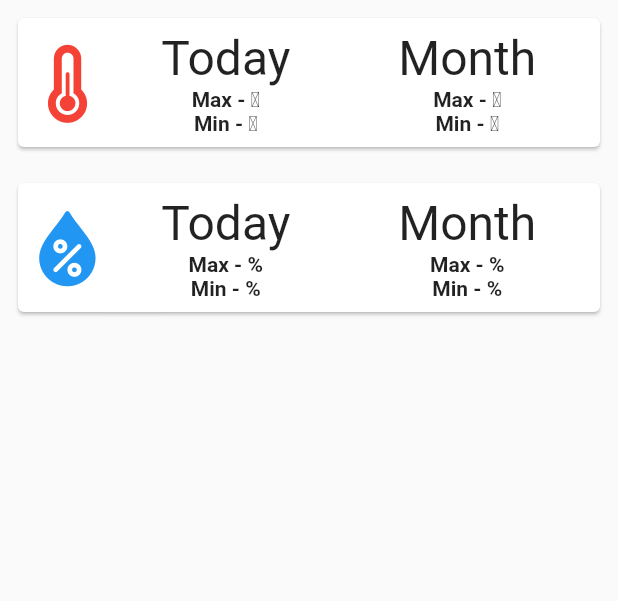
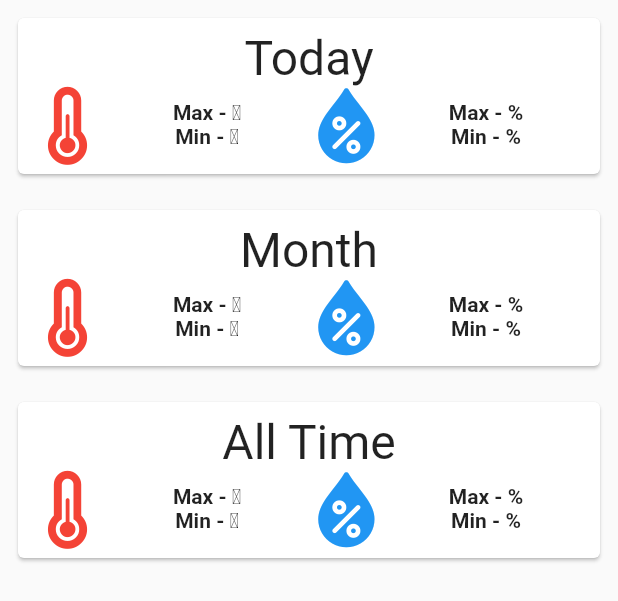
Before and after one commit to panosdim/temp_hum_station_app, a Flutter app: the DashboardWidget widget shown alone on an empty page, opened directly with empty values, on a phone screen of 412 x 824 dp. Shown: the top 601 px of the screen. Run offline on Flutter 3.47's test engine with Material 2 defaults, Android fonts, the phone set to English and light mode, and no system bars; network calls fail.

Commit message:
Rearrange Cards Layout and add new card.

```diff
--- a/lib/components/dashboard.dart
+++ b/lib/components/dashboard.dart
@@ -17,8 +17,18 @@ class DashboardWidget extends StatefulWidget {
 
 class _DashboardWidgetState extends State<DashboardWidget> {
   final f = new DateFormat('dd-MM-yyyy HH:00');
-  String _maxTempToday, _minTempToday, _maxTempMonth, _minTempMonth;
-  String _maxHumToday, _minHumToday, _maxHumMonth, _minHumMonth;
+  String _maxTempToday,
+      _minTempToday,
+      _maxTempMonth,
+      _minTempMonth,
+      _maxTempAllTime,
+      _minTempAllTime;
+  String _maxHumToday,
+      _minHumToday,
+      _maxHumMonth,
+      _minHumMonth,
+      _maxHumAllTime,
+      _minHumAllTime;
 
   @override
   void initState() {
@@ -84,6 +94,33 @@ class _DashboardWidgetState extends State<DashboardWidget> {
           .hum
           .toStringAsFixed(2);
     }
+
+    if (widget.sensorData.length == 0) {
+      _maxTempAllTime = "-";
+      _minTempAllTime = "-";
+      _maxHumAllTime = "-";
+      _minHumAllTime = "-";
+    } else {
+      _maxTempAllTime = widget.sensorData
+          .reduce((curr, next) => curr.temp > next.temp ? curr : next)
+          .temp
+          .toStringAsFixed(2);
+
+      _minTempAllTime = widget.sensorData
+          .reduce((curr, next) => curr.temp < next.temp ? curr : next)
+          .temp
+          .toStringAsFixed(2);
+
+      _maxHumAllTime = widget.sensorData
+          .reduce((curr, next) => curr.hum > next.hum ? curr : next)
+          .hum
+          .toStringAsFixed(2);
+
+      _minHumAllTime = widget.sensorData
+          .reduce((curr, next) => curr.hum < next.hum ? curr : next)
+          .hum
+          .toStringAsFixed(2);
+    }
   }
 
   bool isSameDate(DateTime that, DateTime other) {
@@ -110,6 +147,10 @@ class _DashboardWidgetState extends State<DashboardWidget> {
               child: Column(
                 mainAxisSize: MainAxisSize.min,
                 children: <Widget>[
+                  Text(
+                    'Today',
+                    style: TextStyle(fontSize: 32),
+                  ),
                   Row(
                     children: <Widget>[
                       Icon(
@@ -120,10 +161,6 @@ class _DashboardWidgetState extends State<DashboardWidget> {
                       Expanded(
                         child: Column(
                           children: <Widget>[
-                            Text(
-                              'Today',
-                              style: TextStyle(fontSize: 32),
-                            ),
                             Text("Max " + _maxTempToday + " \u2103",
                                 style: TextStyle(fontWeight: FontWeight.bold)),
                             Text("Min " + _minTempToday + " \u2103",
@@ -131,16 +168,17 @@ class _DashboardWidgetState extends State<DashboardWidget> {
                           ],
                         ),
                       ),
+                      Icon(
+                        CustomIcons.humidity,
+                        size: 50,
+                        color: Colors.blue,
+                      ),
                       Expanded(
                         child: Column(
                           children: <Widget>[
-                            Text(
-                              'Month',
-                              style: TextStyle(fontSize: 32),
-                            ),
-                            Text("Max " + _maxTempMonth + " \u2103",
+                            Text("Max " + _maxHumToday + " \u0025",
                                 style: TextStyle(fontWeight: FontWeight.bold)),
-                            Text("Min " + _minTempMonth + " \u2103",
+                            Text("Min " + _minHumToday + " \u0025",
                                 style: TextStyle(fontWeight: FontWeight.bold)),
                           ],
                         ),
@@ -160,8 +198,27 @@ class _DashboardWidgetState extends State<DashboardWidget> {
               child: Column(
                 mainAxisSize: MainAxisSize.min,
                 children: <Widget>[
+                  Text(
+                    'Month',
+                    style: TextStyle(fontSize: 32),
+                  ),
                   Row(
                     children: <Widget>[
+                      Icon(
+                        CustomIcons.temperatire,
+                        size: 50,
+                        color: Colors.red,
+                      ),
+                      Expanded(
+                        child: Column(
+                          children: <Widget>[
+                            Text("Max " + _maxTempMonth + " \u2103",
+                                style: TextStyle(fontWeight: FontWeight.bold)),
+                            Text("Min " + _minTempMonth + " \u2103",
+                                style: TextStyle(fontWeight: FontWeight.bold)),
+                          ],
+                        ),
+                      ),
                       Icon(
                         CustomIcons.humidity,
                         size: 50,
@@ -170,27 +227,60 @@ class _DashboardWidgetState extends State<DashboardWidget> {
                       Expanded(
                         child: Column(
                           children: <Widget>[
-                            Text(
-                              'Today',
-                              style: TextStyle(fontSize: 32),
-                            ),
-                            Text("Max " + _maxHumToday + " \u0025",
+                            Text("Max " + _maxHumMonth + " \u0025",
                                 style: TextStyle(fontWeight: FontWeight.bold)),
-                            Text("Min " + _minHumToday + " \u0025",
+                            Text("Min " + _minHumMonth + " \u0025",
                                 style: TextStyle(fontWeight: FontWeight.bold)),
                           ],
                         ),
                       ),
+                    ],
+                  )
+                ],
+              ),
+            ),
+          ),
+        ),
+        Padding(
+          padding: const EdgeInsets.all(8.0),
+          child: Card(
+            child: Padding(
+              padding: const EdgeInsets.all(8.0),
+              child: Column(
+                mainAxisSize: MainAxisSize.min,
+                children: <Widget>[
+                  Text(
+                    'All Time',
+                    style: TextStyle(fontSize: 32),
+                  ),
+                  Row(
+                    children: <Widget>[
+                      Icon(
+                        CustomIcons.temperatire,
+                        size: 50,
+                        color: Colors.red,
+                      ),
                       Expanded(
                         child: Column(
                           children: <Widget>[
-                            Text(
-                              'Month',
-                              style: TextStyle(fontSize: 32),
-                            ),
-                            Text("Max " + _maxHumMonth + " \u0025",
+                            Text("Max " + _maxTempAllTime + " \u2103",
                                 style: TextStyle(fontWeight: FontWeight.bold)),
-                            Text("Min " + _minHumMonth + " \u0025",
+                            Text("Min " + _minTempAllTime + " \u2103",
+                                style: TextStyle(fontWeight: FontWeight.bold)),
+                          ],
+                        ),
+                      ),
+                      Icon(
+                        CustomIcons.humidity,
+                        size: 50,
+                        color: Colors.blue,
+                      ),
+                      Expanded(
+                        child: Column(
+                          children: <Widget>[
+                            Text("Max " + _maxHumAllTime + " \u0025",
+                                style: TextStyle(fontWeight: FontWeight.bold)),
+                            Text("Min " + _minHumAllTime + " \u0025",
                                 style: TextStyle(fontWeight: FontWeight.bold)),
                           ],
                         ),
```
